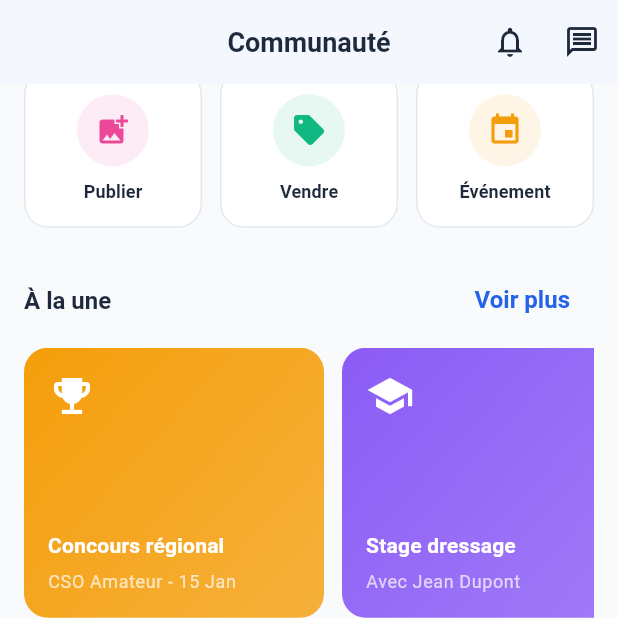
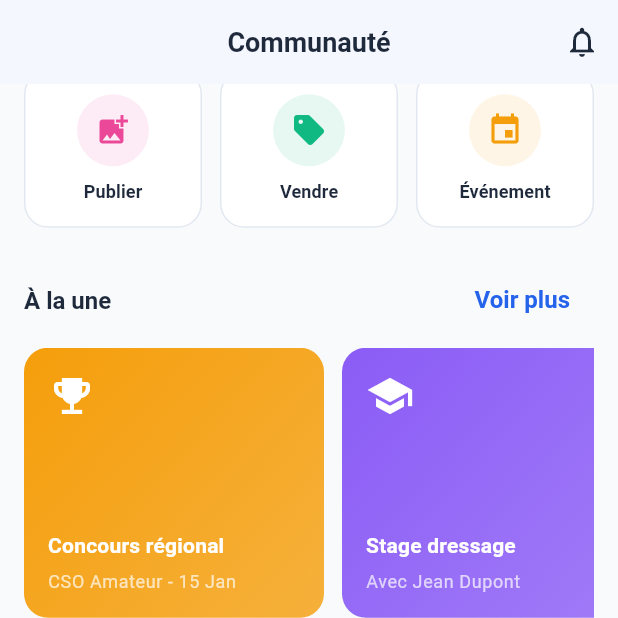
Before and after one commit to olbsports/AI, a Flutter app: the SocialHomeScreen screen opened by its route, scrolled down 524 dp, on a phone screen of 412 x 824 dp, the top half of it. Run offline on Flutter 3.47's test engine with Material 3 defaults, Android fonts, the phone set to English and light mode, and no system bars; our stand-ins replace cached_network_image, dio, flutter_riverpod, flutter_secure_storage, go_router, image_picker and 5 more; accounts and stored records are empty.

Commit message:
fix: add interactive functionality to social home screen
- Fix notifications button to use correct route
- Fix marketplace create route for selling
- Add onTap to "Voir plus" button in featured section
- Add onTap to trending items to filter by tag
- Add onTap to featured cards for navigation

```diff
--- a/apps/mobile/lib/screens/categories/social_home_screen.dart
+++ b/apps/mobile/lib/screens/categories/social_home_screen.dart
@@ -18,11 +18,7 @@ class SocialHomeScreen extends ConsumerWidget {
         actions: [
           IconButton(
             icon: const Icon(Icons.notifications_outlined),
-            onPressed: () => context.push('/notifications'),
-          ),
-          IconButton(
-            icon: const Icon(Icons.message_outlined),
-            onPressed: () => context.push('/messages'),
+            onPressed: () => context.push('/settings/notifications'),
           ),
         ],
       ),
@@ -101,7 +97,7 @@ class SocialHomeScreen extends ConsumerWidget {
                     icon: Icons.sell,
                     label: 'Vendre',
                     color: AppColors.secondary,
-                    onTap: () => context.push('/marketplace/create'),
+                    onTap: () => context.push('/marketplace/create/sale'),
                   ),
                 ),
                 const SizedBox(width: 12),
@@ -330,7 +326,7 @@ class _FeaturedSection extends StatelessWidget {
               style: theme.textTheme.titleLarge,
             ),
             TextButton(
-              onPressed: () {},
+              onPressed: () => context.go('/feed'),
               child: const Text('Voir plus'),
             ),
           ],
@@ -372,19 +368,23 @@ class _FeaturedCard extends StatelessWidget {
   final String subtitle;
   final IconData icon;
   final Color color;
+  final VoidCallback? onTap;
 
   const _FeaturedCard({
     required this.title,
     required this.subtitle,
     required this.icon,
     required this.color,
+    this.onTap,
   });
 
   @override
   Widget build(BuildContext context) {
     final theme = Theme.of(context);
 
-    return Container(
+    return GestureDetector(
+      onTap: onTap ?? () => context.go('/feed'),
+      child: Container(
         width: 200,
         margin: const EdgeInsets.only(right: 12),
         decoration: BoxDecoration(
@@ -416,6 +416,7 @@ class _FeaturedCard extends StatelessWidget {
               ),
             ),
           ],
+        ),
       ),
     );
   }
@@ -467,11 +468,13 @@ class _TrendingItem extends StatelessWidget {
 
   @override
   Widget build(BuildContext context) {
-    final theme = Theme.of(context);
-
     return Card(
       margin: const EdgeInsets.only(bottom: 8),
       child: ListTile(
+        onTap: () {
+          // Navigate to feed with tag filter
+          context.push('/feed?tag=${title.replaceAll('#', '')}');
+        },
         leading: CircleAvatar(
           backgroundColor: AppColors.categorySocial.withOpacity(0.1),
           child: Text(
```
Lines whose indentation alone changed are shown as unchanged.
